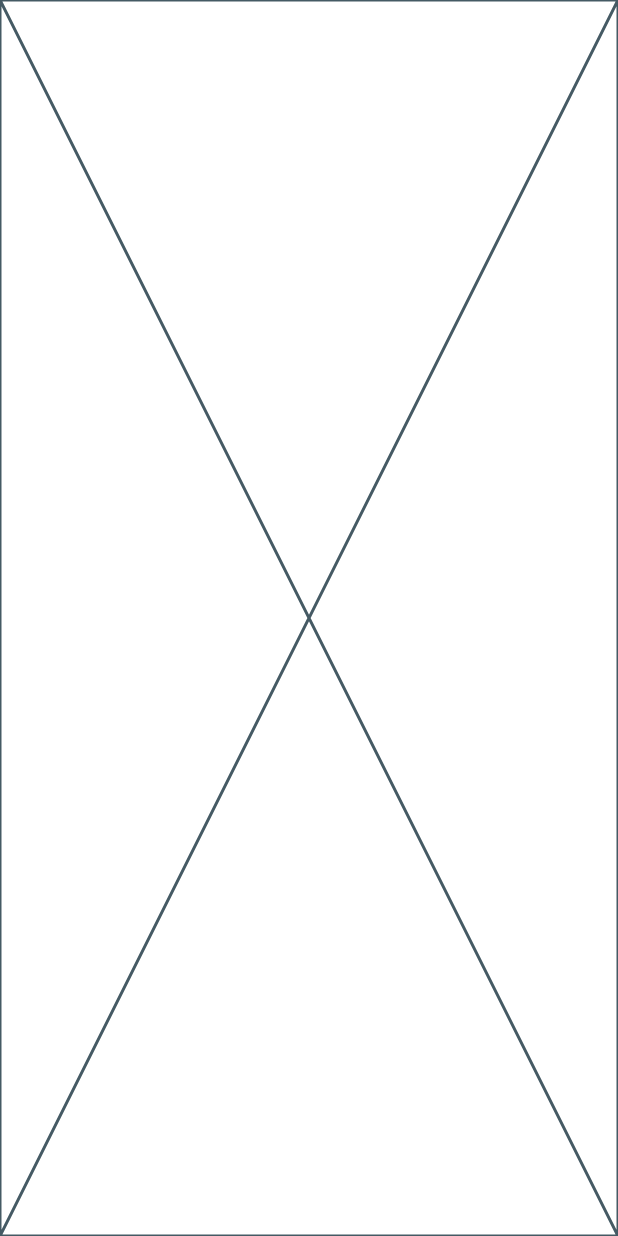
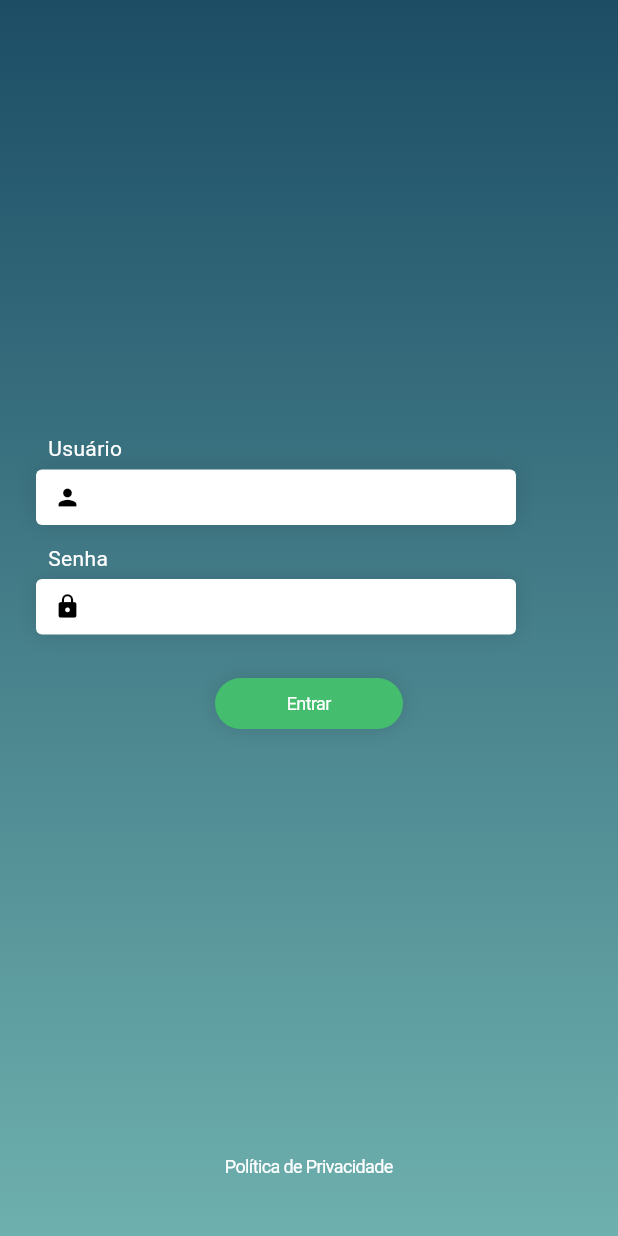
Before and after one commit to helgalo/flutter_exam, a Flutter app: the screen it shows after launch, on a phone screen of 412 x 824 dp. Run offline on Flutter 3.47's test engine with Material 3 defaults, Android fonts, the phone set to English and light mode, and no system bars.

Commit message:
login structure working

```diff
--- /dev/null
+++ b/lib/core/app_colors.dart
@@ -0,0 +1,11 @@
+import 'dart:ui';
+
+import 'package:flutter/material.dart';
+
+class AppColors {
+  static const mainColor = Color(0xFF6EB0AE);
+  static const secondaryColor = Color(0xFF1C4D65);
+  static const error = Color(0xFFE57373);
+  static const white = Color(0xFFFFFFFF);
+  static const black = Color(0xFF000000);
+}
--- /dev/null
+++ b/lib/core/app_shadows.dart
@@ -0,0 +1,7 @@
+import 'package:flutter/material.dart';
+
+class AppShadows {
+  static const mainShadow = [
+    BoxShadow(blurRadius: 12, color: Color(0x1F000000)),
+  ];
+}
--- a/lib/main.dart
+++ b/lib/main.dart
@@ -1,4 +1,5 @@
 import 'package:flutter/material.dart';
+import 'package:flutter_exam/core/app_colors.dart';
 import 'package:flutter_exam/screens/home_screen.dart';
 import 'package:flutter_exam/screens/login_screen.dart';
 
@@ -14,7 +15,7 @@ class MyApp extends StatelessWidget {
     return MaterialApp(
       title: 'Fluter Exam',
       theme: ThemeData(
-        colorScheme: ColorScheme.fromSeed(seedColor: Colors.deepPurple),
+        colorScheme: ColorScheme.fromSeed(seedColor: AppColors.mainColor),
         useMaterial3: true,
       ),
       routes: {
--- a/lib/screens/login_screen.dart
+++ b/lib/screens/login_screen.dart
@@ -1,10 +1,28 @@
 import 'package:flutter/material.dart';
+import 'package:flutter_exam/core/app_colors.dart';
+import 'package:flutter_exam/views/login/login_view.dart';
 
 class LoginScreen extends StatelessWidget {
   const LoginScreen({super.key});
 
   @override
   Widget build(BuildContext context) {
-    return const Placeholder();
+    return Scaffold(
+      body: Container(
+        decoration: const BoxDecoration(
+          gradient: LinearGradient(
+            begin: Alignment.topCenter,
+            end: Alignment.bottomCenter,
+            colors: [
+              AppColors.secondaryColor,
+              AppColors.mainColor,
+            ],
+          ),
+        ),
+        child: const Center(
+          child: LoginView(),
+        ),
+      ),
+    );
   }
 }
--- /dev/null
+++ b/lib/views/login/login_view.dart
@@ -0,0 +1,82 @@
+import 'package:flutter/cupertino.dart';
+import 'package:flutter/material.dart';
+import 'package:flutter_exam/core/app_colors.dart';
+import 'package:flutter_exam/views/login/widgets/basic_button.dart';
+import 'package:flutter_exam/widgets/input_textfield.dart';
+
+class LoginView extends StatelessWidget {
+  const LoginView({super.key});
+
+  @override
+  Widget build(BuildContext context) {
+    return Padding(
+      padding: const EdgeInsets.all(24),
+      child: Column(
+        mainAxisAlignment: MainAxisAlignment.spaceBetween,
+        children: [
+          const SizedBox(),
+          Column(
+            crossAxisAlignment: CrossAxisAlignment.start,
+            children: [
+              inputField(
+                title: "Usuário",
+                icon: Icons.person,
+                controller: TextEditingController(),
+                key: const Key("userField"),
+              ),
+              const SizedBox(height: 12),
+              inputField(
+                title: "Senha",
+                icon: Icons.lock,
+                isObscure: true,
+                controller: TextEditingController(),
+                key: const Key("passwordField"),
+              ),
+              const SizedBox(height: 24),
+              const Center(
+                child: BasicButtonWidget(),
+              ),
+            ],
+          ),
+          CupertinoButton(
+            padding: EdgeInsets.zero,
+            onPressed: () {},
+            child: const Text(
+              "Política de Privacidade",
+              style: TextStyle(color: AppColors.white, fontSize: 12),
+            ),
+          )
+        ],
+      ),
+    );
+  }
+
+  Widget inputField({
+    required String title,
+    required Key key,
+    required IconData icon,
+    required TextEditingController controller,
+    TextFieldType type = TextFieldType.primary,
+    bool isObscure = false,
+  }) =>
+      Column(
+        crossAxisAlignment: CrossAxisAlignment.start,
+        children: [
+          Padding(
+            padding: const EdgeInsets.only(left: 8),
+            child: Text(
+              title,
+              style: const TextStyle(color: AppColors.white),
+            ),
+          ),
+          const SizedBox(height: 4),
+          InputTextField(
+            key: key,
+            controller: controller,
+            leadingIcon: icon,
+            isObscure: isObscure,
+            styleType: type,
+          ),
+        ],
+      );
+}
--- /dev/null
+++ b/lib/views/login/widgets/basic_button.dart
@@ -0,0 +1,32 @@
+import 'package:flutter/cupertino.dart';
+import 'package:flutter_exam/core/app_colors.dart';
+import 'package:flutter_exam/core/app_shadows.dart';
+
+class BasicButtonWidget extends StatelessWidget {
+  const BasicButtonWidget({super.key});
+
+  @override
+  Widget build(BuildContext context) {
+    return CupertinoButton(
+      onPressed: () {},
+      padding: EdgeInsets.zero,
+      child: Container(
+        decoration: BoxDecoration(
+          boxShadow: AppShadows.mainShadow,
+          color: const Color(0xFF44BD6E),
+          borderRadius: BorderRadius.circular(100),
+        ),
+        child: const Padding(
+          padding: EdgeInsets.symmetric(
+            horizontal: 48,
+            vertical: 10,
+          ),
+          child: Text(
+            "Entrar",
+            style: TextStyle(color: AppColors.white, fontSize: 12),
+          ),
+        ),
+      ),
+    );
+  }
+}
--- /dev/null
+++ b/lib/widgets/input_textfield.dart
@@ -0,0 +1,116 @@
+import 'package:flutter/foundation.dart';
+import 'package:flutter/material.dart';
+import 'package:flutter/services.dart';
+import 'package:flutter_exam/core/app_colors.dart';
+import 'package:flutter_exam/core/app_shadows.dart';
+
+class InputTextField extends StatefulWidget {
+  final double? height;
+  final double? width;
+  final TextEditingController? controller;
+  final IconData? leadingIcon;
+  final TextFieldType styleType;
+  final List<TextInputFormatter>? inputFormatters;
+  final bool isObscure;
+
+  const InputTextField({
+    super.key,
+    this.controller,
+    this.height,
+    this.width,
+    this.styleType = TextFieldType.primary,
+    this.leadingIcon,
+    this.inputFormatters,
+    this.isObscure = false,
+  });
+
+  @override
+  State<InputTextField> createState() => _InputTextFieldState();
+}
+
+class _InputTextFieldState extends State<InputTextField> {
+  @override
+  Widget build(BuildContext context) {
+    return Container(
+      constraints: const BoxConstraints(maxWidth: 320),
+      height: widget.height,
+      width: widget.width,
+      decoration: BoxDecoration(
+        boxShadow: AppShadows.mainShadow,
+        borderRadius: BorderRadius.circular(4),
+        color: widget.styleType.theme.backgroundColor,
+        border: widget.styleType.theme.borderColor != null
+            ? Border.all(
+                color: widget.styleType.theme.borderColor!,
+                strokeAlign: BorderSide.strokeAlignCenter)
+            : null,
+      ),
+      child: Row(
+        children: [
+          if (widget.leadingIcon != null)
+            Row(
+              children: [
+                const SizedBox(width: 12),
+                Icon(
+                  widget.leadingIcon,
+                  size: 18,
+                  color: widget.styleType.theme.leadingIconColor,
+                ),
+              ],
+            ),
+          Expanded(
+            child: TextField(
+              obscureText: widget.isObscure,
+              inputFormatters: widget.inputFormatters,
+              decoration: const InputDecoration(
+                contentPadding: EdgeInsets.all(8),
+                isDense: true,
+                border: InputBorder.none,
+              ),
+              controller: widget.controller,
+              style: const TextStyle(
+                color: AppColors.black,
+                fontSize: 14,
+              ),
+            ),
+          ),
+        ],
+      ),
+    );
+  }
+}
+
+class TextFieldTypeTheme {
+  final Color? borderColor;
+  final Color? backgroundColor;
+  final Color? leadingIconColor;
+
+  TextFieldTypeTheme({
+    this.borderColor,
+    this.backgroundColor,
+    this.leadingIconColor = AppColors.black,
+  });
+}
+
+enum TextFieldType {
+  primary,
+  error,
+}
+
+extension DTextFieldTypeExtension on TextFieldType {
+  String get description => describeEnum(this);
+
+  TextFieldTypeTheme get theme {
+    switch (this) {
+      case TextFieldType.primary:
+        return TextFieldTypeTheme(
+          backgroundColor: AppColors.white,
+        );
+      case TextFieldType.error:
+        return TextFieldTypeTheme(
+          borderColor: AppColors.error,
+          backgroundColor: AppColors.white,
+        );
+    }
+  }
+}
```
